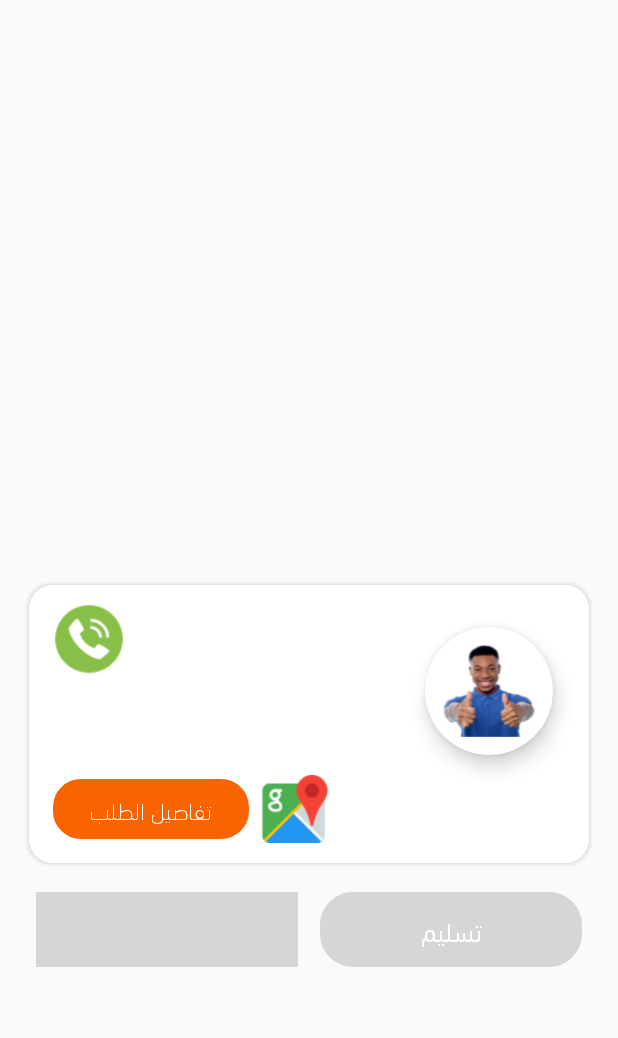
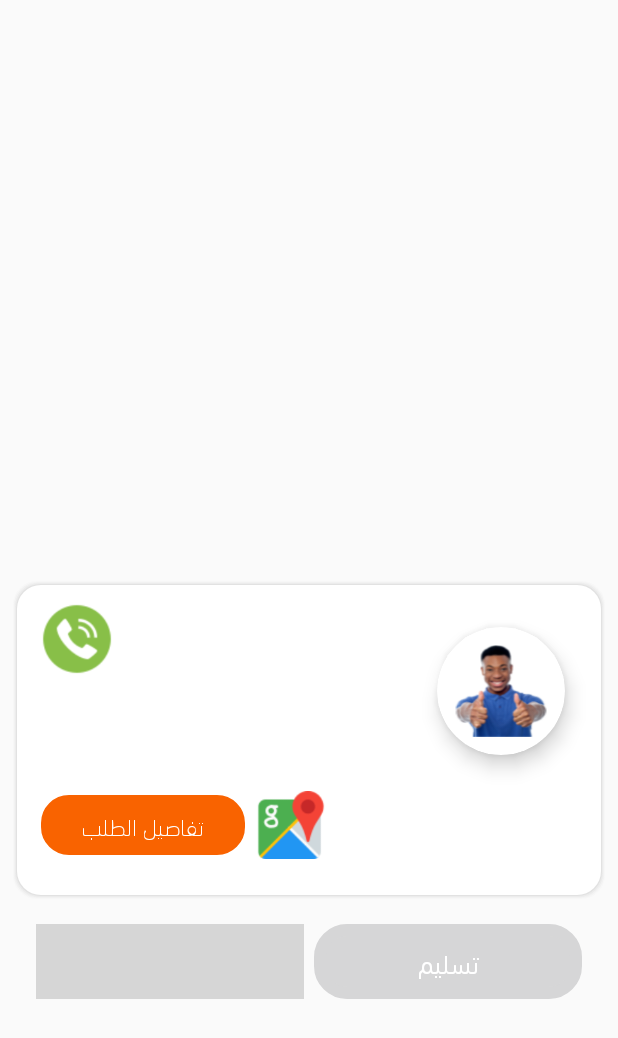
Before and after one commit to hossamxp33/SataVendor, an Android app: the layout current_item.xml on its own in the app's theme, with its tools: preview values and no code run, on a phone screen of 412 x 824 dp. Shown: the top 1038 px of the screen. Run offline under Robolectric (Android 15) with nearby library versions, the phone set to English and light mode, and no system bars; network calls fail; Roboto replaces fonts that are not available here; grey boxes are pictures that could not be loaded.

Commit message:
Validation.kt

```diff
--- a/app/src/main/res/layout/current_item.xml
+++ b/app/src/main/res/layout/current_item.xml
@@ -40,9 +40,9 @@
             android:id="@+id/sort_recycle"
             android:layout_width="match_parent"
             android:layout_height="wrap_content"
-            android:layout_marginStart="16dp"
+            android:layout_marginStart="8dp"
             android:layout_marginTop="16dp"
-            android:layout_marginEnd="16dp"
+            android:layout_marginEnd="8dp"
             android:background="@drawable/shadow_back_g"
             app:layout_constraintRight_toRightOf="parent"
             app:layout_constraintLeft_toLeftOf="parent"
@@ -155,6 +155,8 @@
                 android:layout_width="45dp"
                 android:layout_height="45dp"
                 android:layout_marginLeft="@dimen/dimen_16"
+                android:layout_marginTop="24dp"
+                android:layout_marginBottom="24dp"
                 android:src="@drawable/googlemaps_ic"
                 app:layout_constraintBottom_toBottomOf="parent"
                 app:layout_constraintLeft_toRightOf="@+id/details_button"
@@ -208,7 +210,7 @@
                 app:layout_constraintBottom_toBottomOf="parent"
                 app:layout_constraintRight_toRightOf="parent"
                 app:layout_constraintTop_toTopOf="parent"
-                app:layout_constraintWidth_percent="0.46" />
+                app:layout_constraintWidth_percent="0.47" />
 
             <androidx.appcompat.widget.AppCompatTextView
                 android:id="@+id/cancel_button"
@@ -224,7 +226,7 @@
                 app:layout_constraintBottom_toBottomOf="parent"
                 app:layout_constraintLeft_toLeftOf="parent"
                 app:layout_constraintTop_toTopOf="parent"
-                app:layout_constraintWidth_percent="0.46" />
+                app:layout_constraintWidth_percent="0.47" />
 
 
         </androidx.constraintlayout.widget.ConstraintLayout>
```
